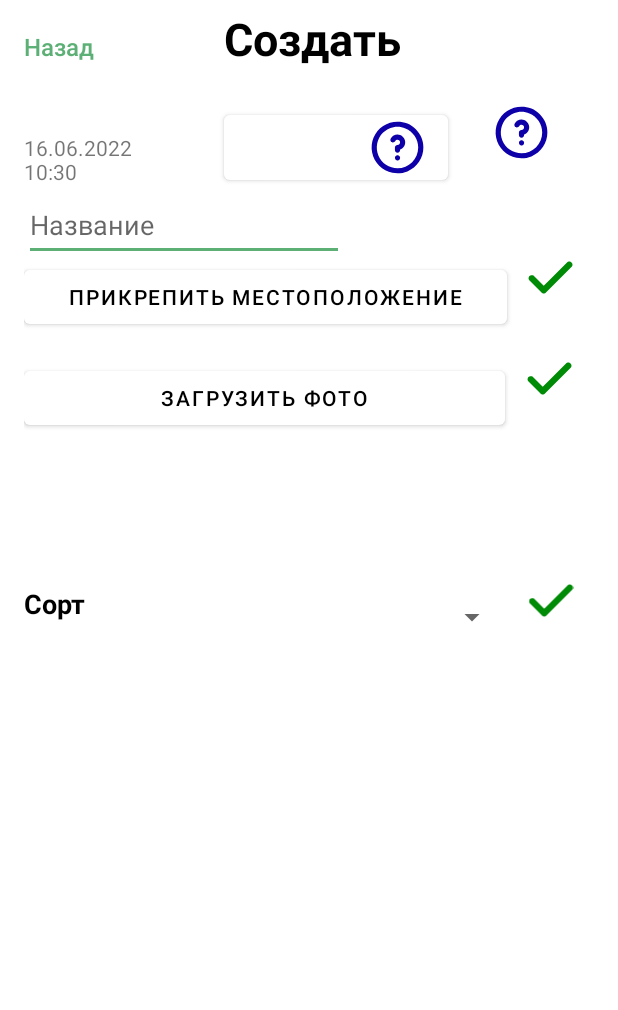
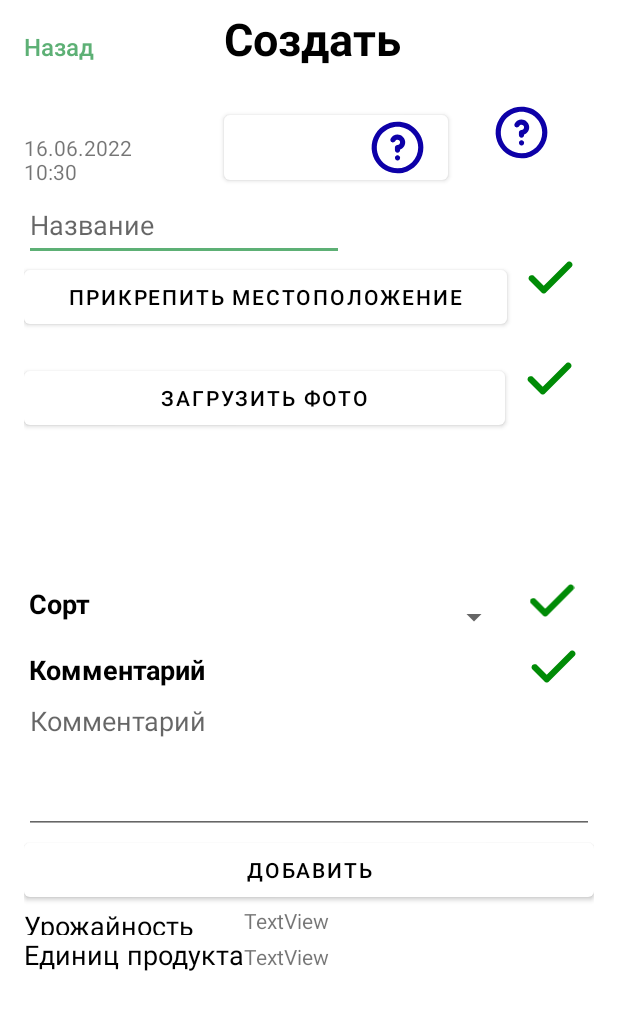
Before and after one commit to sssofi0101/OneSeed, an Android app: the CreateActivity screen opened directly, with no data from a screen before it, on a phone screen of 412 x 824 dp. Shown: the top 1010 px of the screen. Run offline under Robolectric (Android 15) with nearby library versions, the phone set to English and light mode, and no system bars.

Commit message:
Добавила поле для комментария и кнопку Добавить
а еще пару полей для написания результата

```diff
--- a/app/src/main/res/layout/activity_create.xml
+++ b/app/src/main/res/layout/activity_create.xml
@@ -197,6 +197,7 @@
                     android:id="@+id/sort_textView"
                     android:layout_width="wrap_content"
                     android:layout_height="wrap_content"
+                    android:layout_marginStart="3dp"
                     android:layout_weight="1"
                     android:fontFamily="@font/inter"
                     android:text="@string/sort"
@@ -218,6 +219,109 @@
                     app:srcCompat="@drawable/ic_approve" />
 
             </LinearLayout>
+
+            <LinearLayout
+                android:layout_width="match_parent"
+                android:layout_height="match_parent"
+                android:orientation="horizontal">
+
+                <TextView
+                    android:id="@+id/comment_textView"
+                    android:layout_width="wrap_content"
+                    android:layout_height="wrap_content"
+                    android:layout_marginStart="3dp"
+                    android:layout_weight="1"
+                    android:fontFamily="@font/inter"
+                    android:text="@string/comment"
+                    android:textAlignment="textStart"
+                    android:textColor="@color/black"
+                    android:textSize="18sp"
+                    android:textStyle="bold" />
+
+                <Space
+                    android:layout_width="157dp"
+                    android:layout_height="match_parent"
+                    android:layout_weight="1" />
+
+                <ImageView
+                    android:id="@+id/imageView"
+                    android:layout_width="wrap_content"
+                    android:layout_height="wrap_content"
+                    android:layout_weight="1"
+                    app:srcCompat="@drawable/ic_approve" />
+
+            </LinearLayout>
+
+            <EditText
+                android:id="@+id/comment_editText"
+                android:layout_width="match_parent"
+                android:layout_height="98dp"
+                android:layout_weight="1"
+                android:ems="10"
+                android:gravity="start|top"
+                android:hint="@string/comment"
+                android:inputType="textMultiLine" />
+
+            <Button
+                android:id="@+id/add_button"
+                android:layout_width="match_parent"
+                android:layout_height="wrap_content"
+                android:text="@string/add" />
+
+            <TableLayout
+                android:layout_width="match_parent"
+                android:layout_height="match_parent">
+
+                <TableRow
+                    android:layout_width="match_parent"
+                    android:layout_height="match_parent"
+                    android:orientation="horizontal">
+
+                    <TextView
+                        android:id="@+id/yield_textView"
+                        android:layout_width="match_parent"
+                        android:layout_height="match_parent"
+                        android:layout_gravity="start"
+                        android:fontFamily="@font/inter"
+                        android:text="@string/yield"
+                        android:textColor="@color/black"
+                        android:textSize="18sp" />
+
+                    <TextView
+                        android:id="@+id/yield_result"
+                        android:layout_width="wrap_content"
+                        android:layout_height="wrap_content"
+                        android:text="TextView" />
+                </TableRow>
+
+                <TableRow
+                    android:layout_width="match_parent"
+                    android:layout_height="match_parent" >
+
+                    <TextView
+                        android:id="@+id/textView4"
+                        android:layout_width="wrap_content"
+                        android:layout_height="wrap_content"
+                        android:fontFamily="@font/inter"
+                        android:text="@string/product_count"
+                        android:textColor="@color/black"
+                        android:textSize="18sp" />
+
+                    <TextView
+                        android:id="@+id/product_count_result"
+                        android:layout_width="wrap_content"
+                        android:layout_height="wrap_content"
+                        android:text="TextView" />
+                </TableRow>
+
+                <TableRow
+                    android:layout_width="match_parent"
+                    android:layout_height="match_parent" />
+
+                <TableRow
+                    android:layout_width="match_parent"
+                    android:layout_height="match_parent" />
+            </TableLayout>
         </LinearLayout>
     </ScrollView>
 
--- a/app/src/main/res/values/strings.xml
+++ b/app/src/main/res/values/strings.xml
@@ -12,4 +12,8 @@
     <string name="back">Назад</string>
     <string name="load_photo">Загрузить фото</string>
     <string name="sort">Сорт</string>
+    <string name="comment">Комментарий</string>
+    <string name="add">Добавить</string>
+    <string name="yield">Урожайность</string>
+    <string name="product_count">Единиц продукта</string>
 </resources>
```
